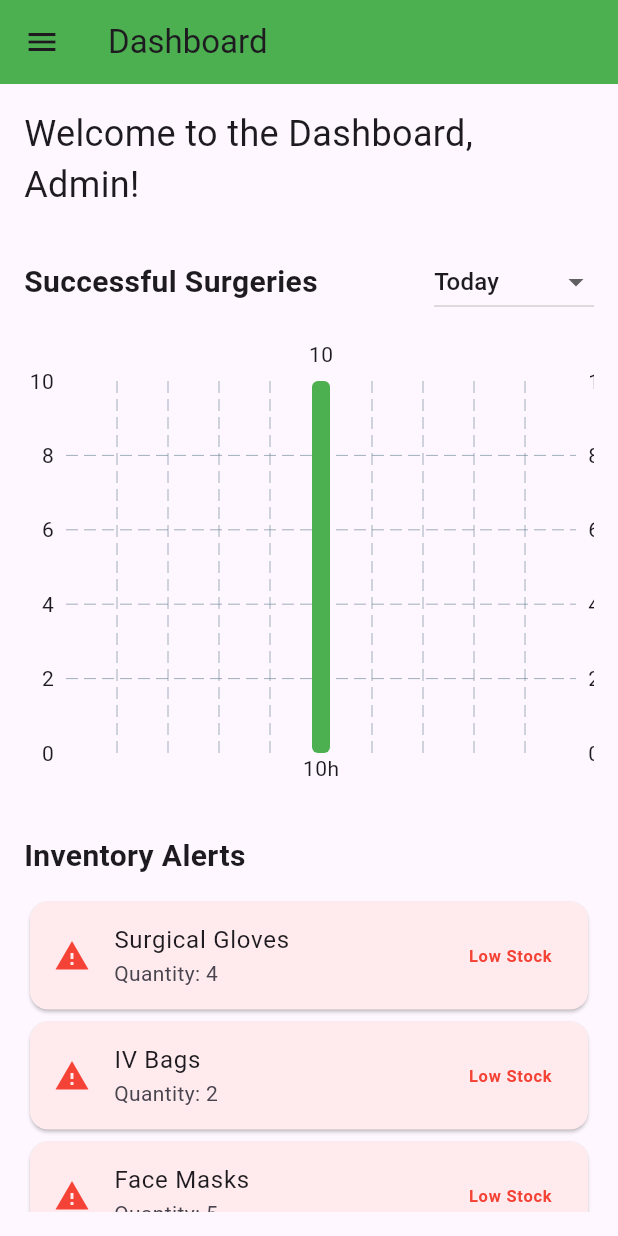
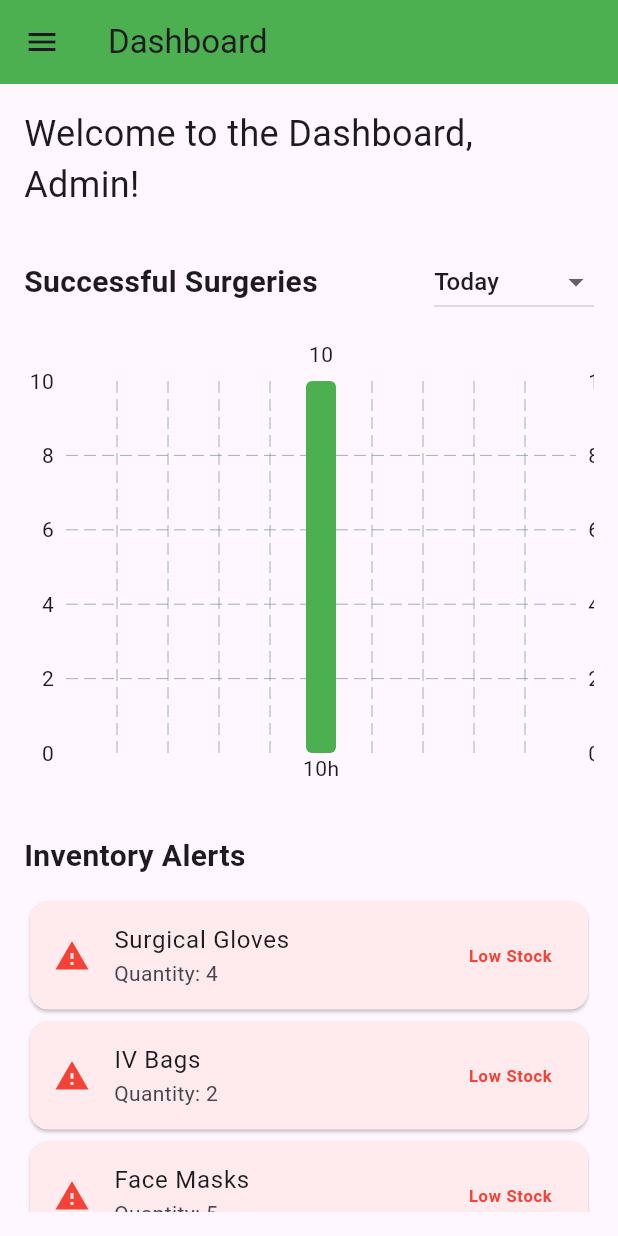
Before and after one commit to lawrencemarasigan/final_project, a Flutter app: the DashboardPage screen opened directly, on a phone screen of 412 x 824 dp. Run offline on Flutter 3.47's test engine with Material 3 defaults, Android fonts, the phone set to English and light mode, and no system bars; drawn by our look-alikes of fl_chart.

Commit message:
update dashboar_page.dart

```diff
--- a/lib/dashboard_page.dart
+++ b/lib/dashboard_page.dart
@@ -46,7 +46,7 @@ class _DashboardPageState extends State<DashboardPage> {
       if (selectedFilter == 'Today') {
         return date.year == now.year && date.month == now.month && date.day == now.day;
       } else if (selectedFilter == 'This Month') {
-        return date.year == now.year && date.month == now.month;
+        return date.year == now.year && date.month == now.month && date.day <= 15;
       } else if (selectedFilter == 'This Year') {
         return date.year == now.year;
       }
@@ -66,7 +66,7 @@ class _DashboardPageState extends State<DashboardPage> {
       }
     } else if (selectedFilter == 'This Month') {
       for (var date in successfulSurgeries) {
-        if (date.year == now.year && date.month == now.month) {
+        if (date.year == now.year && date.month == now.month && date.day <= 15) {
           groupedData.update(date.day, (value) => value + 1, ifAbsent: () => 1);
         }
       }
@@ -84,7 +84,7 @@ class _DashboardPageState extends State<DashboardPage> {
         barRods: [
           BarChartRodData(
             toY: entry.value.toDouble(),
-            width: 12, // Narrow bar for small screens
+            width: 20, // Adjusted width
             color: Colors.green,
             borderRadius: BorderRadius.circular(4),
           ),
@@ -228,7 +228,7 @@ class _DashboardPageState extends State<DashboardPage> {
                       child: SingleChildScrollView(
                         scrollDirection: Axis.horizontal,
                         child: SizedBox(
-                          width: selectedFilter == 'This Month' ? 900 : MediaQuery.of(context).size.width,
+                          width: selectedFilter == 'This Month' ? 750 : MediaQuery.of(context).size.width,
                           child: BarChart(
                             BarChartData(
                               alignment: BarChartAlignment.spaceEvenly,
```
